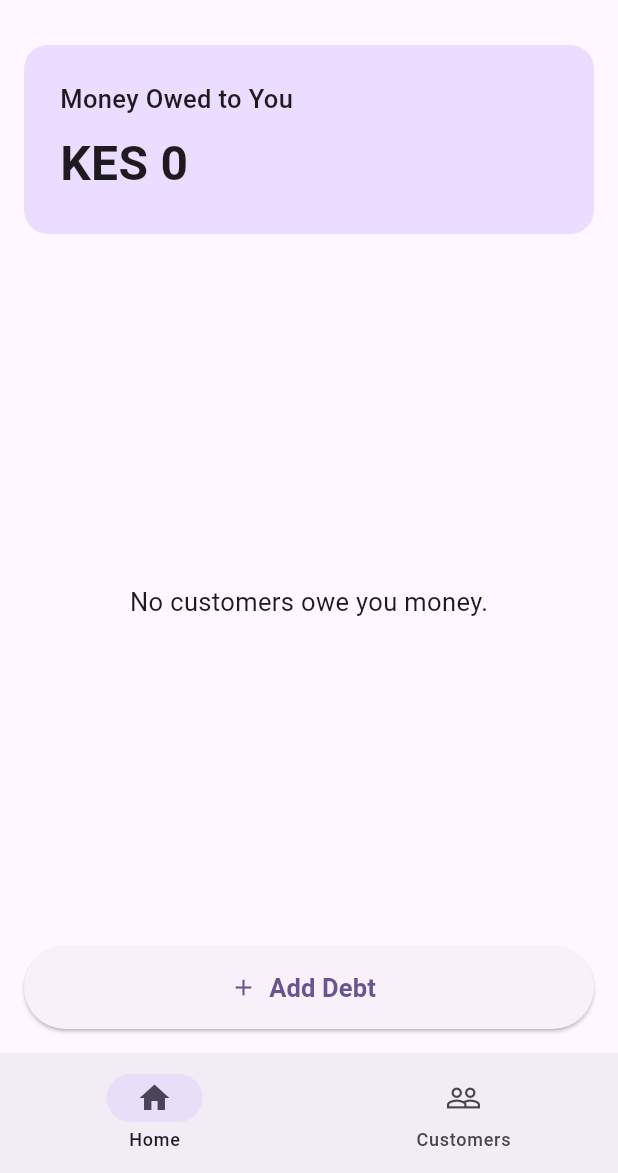
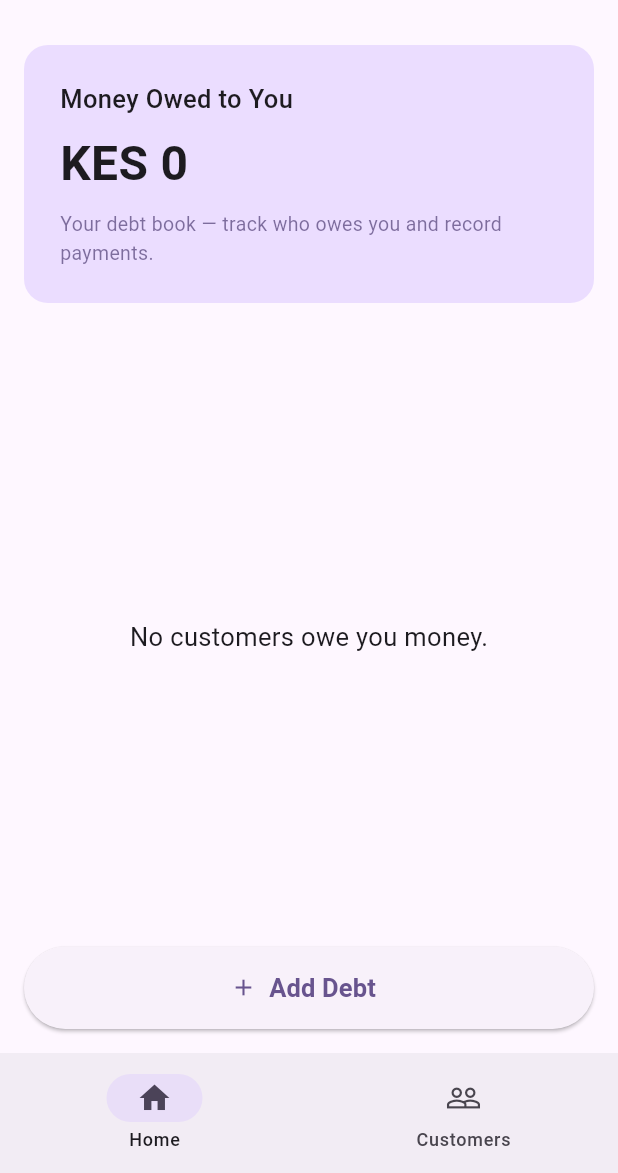
Before and after one commit to ericvaati703-beep/Pesabook-, a Flutter app: the HomeScreen screen opened directly, on a phone screen of 412 x 824 dp, the part 63-1236 px from its top. Run offline on Flutter 3.47's test engine with Material 3 defaults, Android fonts, the phone set to English and light mode, and no system bars; our stand-ins replace shared_preferences; accounts and stored records are empty.

Commit message:
Add tagline explaining what PesaBook does

```diff
--- a/lib/screens/home_screen.dart
+++ b/lib/screens/home_screen.dart
@@ -19,8 +19,7 @@ class _HomeScreenState extends State<HomeScreen> {
   bool _isSearching = false;
   int _selectedIndex = 0;
 
-  final TextEditingController _searchController =
-  TextEditingController();
+  final TextEditingController _searchController = TextEditingController();
 
   @override
   void initState() {
@@ -80,7 +79,6 @@ class _HomeScreenState extends State<HomeScreen> {
       return name.contains(query) || phone.contains(query);
     }).toList();
 
-    // Highest debt first.
     activeCustomers.sort(
           (a, b) => b.amount.compareTo(a.amount),
     );
@@ -170,7 +168,6 @@ class _HomeScreenState extends State<HomeScreen> {
         ),
       );
 
-      // Reload customers after returning from the Customers screen.
       await _loadCustomers();
 
       if (!mounted) return;
@@ -261,7 +258,6 @@ class _HomeScreenState extends State<HomeScreen> {
           ],
         ],
       ),
-
       body: Padding(
         padding: const EdgeInsets.all(16),
         child: Column(
@@ -273,9 +269,7 @@ class _HomeScreenState extends State<HomeScreen> {
                 padding: const EdgeInsets.all(24),
                 decoration: BoxDecoration(
                   borderRadius: BorderRadius.circular(16),
-                  color: Theme.of(context)
-                      .colorScheme
-                      .primaryContainer,
+                  color: Theme.of(context).colorScheme.primaryContainer,
                 ),
                 child: Column(
                   crossAxisAlignment: CrossAxisAlignment.start,
@@ -295,13 +289,22 @@ class _HomeScreenState extends State<HomeScreen> {
                         fontWeight: FontWeight.bold,
                       ),
                     ),
+                    const SizedBox(height: 8),
+                    Text(
+                      'Your debt book — track who owes you and record payments.',
+                      style: TextStyle(
+                        fontSize: 13,
+                          color: Theme.of(context)
+                              .colorScheme
+                              .onPrimaryContainer
+                              .withValues(alpha: 0.7),
+                      ),
+                    ),
                   ],
                 ),
               ),
-
               const SizedBox(height: 28),
             ],
-
             if (activeCustomers.isNotEmpty)
               const Text(
                 'Customers Who Owe You',
@@ -310,10 +313,7 @@ class _HomeScreenState extends State<HomeScreen> {
                   fontWeight: FontWeight.bold,
                 ),
               ),
-
-            if (activeCustomers.isNotEmpty)
-              const SizedBox(height: 12),
-
+            if (activeCustomers.isNotEmpty) const SizedBox(height: 12),
             Expanded(
               child: activeCustomers.isEmpty
                   ? Center(
@@ -335,9 +335,7 @@ class _HomeScreenState extends State<HomeScreen> {
                 },
               ),
             ),
-
             const SizedBox(height: 12),
-
             SizedBox(
               width: double.infinity,
               height: 55,
@@ -356,7 +354,6 @@ class _HomeScreenState extends State<HomeScreen> {
           ],
         ),
       ),
-
       bottomNavigationBar: NavigationBar(
         selectedIndex: _selectedIndex,
         onDestinationSelected: _onNavigationTapped,
```
